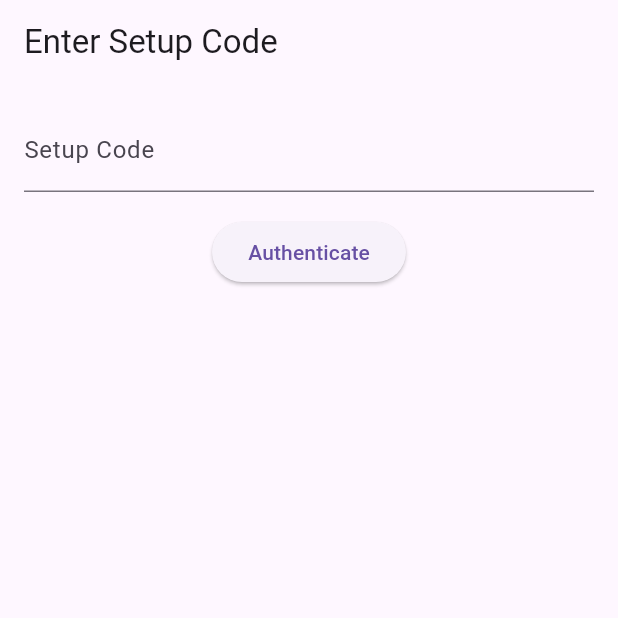
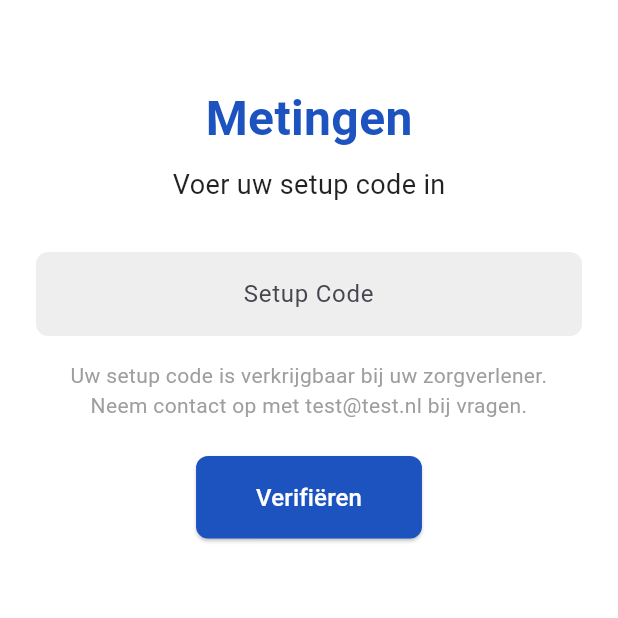
Before and after one commit to RVApeldoorn/MeasureApp, a Flutter app: the screen it shows after launch, on a phone screen of 412 x 824 dp, the top half of it. Run offline on Flutter 3.47's test engine with Material 3 defaults, Android fonts, the phone set to English and light mode, and no system bars; our stand-ins replace dio, flutter_secure_storage, flutter_svg, permission_handler; missing offline and left inert: flutter_reactive_ble.

Commit message:
[9] Rebuild setup and login screen

```diff
--- a/lib/screens/setup_screen.dart
+++ b/lib/screens/setup_screen.dart
@@ -33,7 +33,7 @@ class _SetupScreenState extends State<SetupScreen> {
       );
     } else {
       setState(() {
-        _errorMessage = "Invalid setup code!";
+        _errorMessage = "Ongeldig setup code!";
       });
     }
   }
@@ -41,29 +41,81 @@ class _SetupScreenState extends State<SetupScreen> {
   @override
   Widget build(BuildContext context) {
     return Scaffold(
-      appBar: AppBar(title: const Text('Enter Setup Code')),
-      body: Padding(
-        padding: const EdgeInsets.all(16.0),
+      backgroundColor: Colors.white,
+      body: SafeArea(
+        child: Padding(
+          padding: const EdgeInsets.symmetric(horizontal: 24.0, vertical: 16.0),
           child: Column(
+            crossAxisAlignment: CrossAxisAlignment.center,
             children: [
+              const SizedBox(height: 40),
+              const Text(
+                'Metingen',
+                style: TextStyle(
+                  fontSize: 32,
+                  fontWeight: FontWeight.bold,
+                  color: Color(0xFF1D53BF),
+                ),
+              ),
+              const SizedBox(height: 8),
+              const Text(
+                'Voer uw setup code in',
+                style: TextStyle(
+                  fontSize: 18,
+                  color: Colors.black87,
+                ),
+              ),
+              const SizedBox(height: 32),
               TextField(
                 controller: _setupCodeController,
-              decoration: const InputDecoration(
-                labelText: 'Setup Code',
+                decoration: InputDecoration(
+                  filled: true,
+                  fillColor: Colors.grey[200],
+                  border: OutlineInputBorder(
+                    borderRadius: BorderRadius.circular(8),
+                    borderSide: BorderSide.none,
+                  ),
+                  hintText: 'Setup Code',
+                ),
+                textAlign: TextAlign.center,
+              ),
+              const SizedBox(height: 16),
+              const Text(
+                'Uw setup code is verkrijgbaar bij uw zorgverlener.\nNeem contact op met test@test.nl bij vragen.',
+                textAlign: TextAlign.center,
+                style: TextStyle(
+                  fontSize: 14,
+                  color: Colors.grey,
                 ),
               ),
-            const SizedBox(height: 16),
+              const SizedBox(height: 24),
               if (_errorMessage != null) ...[
-              Text(_errorMessage!, style: const TextStyle(color: Colors.red)),
+                Text(
+                  _errorMessage!,
+                  style: const TextStyle(color: Colors.red, fontSize: 14),
+                ),
                 const SizedBox(height: 16),
               ],
               _isLoading
-                ? const CircularProgressIndicator()
+                  ? const CircularProgressIndicator(color: Colors.blueAccent)
                   : ElevatedButton(
                       onPressed: _submitSetupCode,
-                    child: const Text('Authenticate'),
+                      style: ElevatedButton.styleFrom(
+                        backgroundColor: Color(0xFF1D53BF),
+                        foregroundColor: Colors.white,
+                        padding: const EdgeInsets.symmetric(
+                            horizontal: 40, vertical: 16),
+                        shape: RoundedRectangleBorder(
+                          borderRadius: BorderRadius.circular(8),
+                        ),
+                      ),
+                      child: const Text(
+                        'Verifiëren',
+                        style: TextStyle(fontSize: 16),
+                      ),
                     ),
             ],
+          ),
         ),
       ),
     );
```
Also changed, not shown: lib/screens/pin_lock_screen.dart (added, +161 -0 lines), lib/screens/pin_screen.dart (+102 -21 lines). Lines whose indentation alone changed are shown as unchanged.
